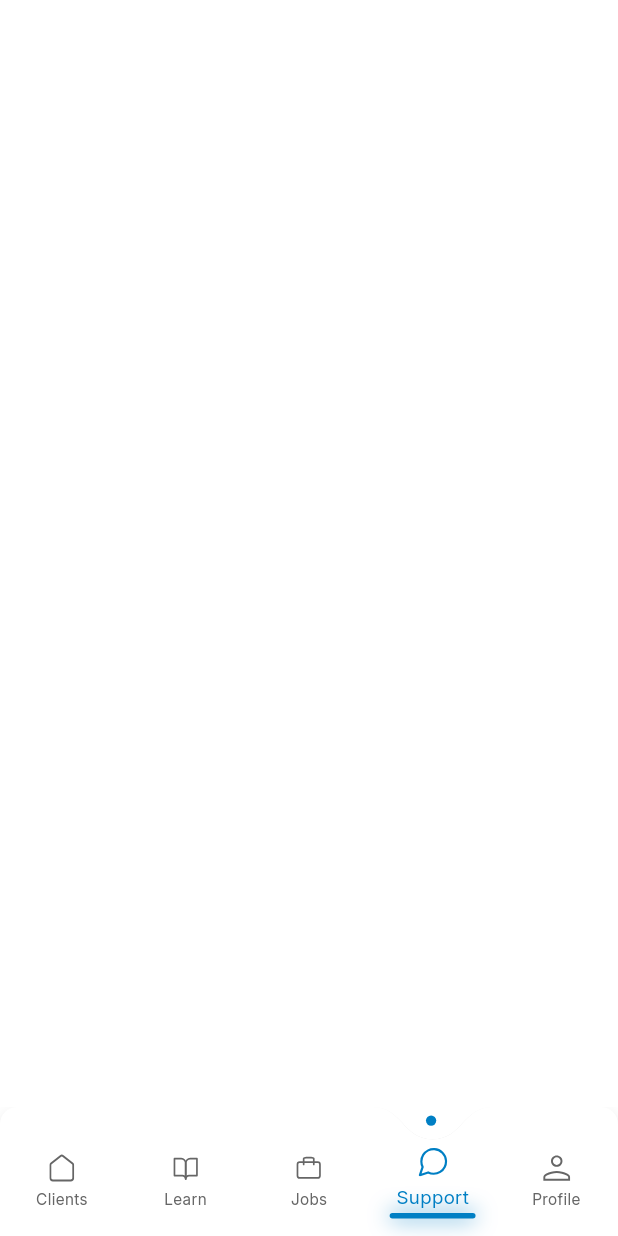
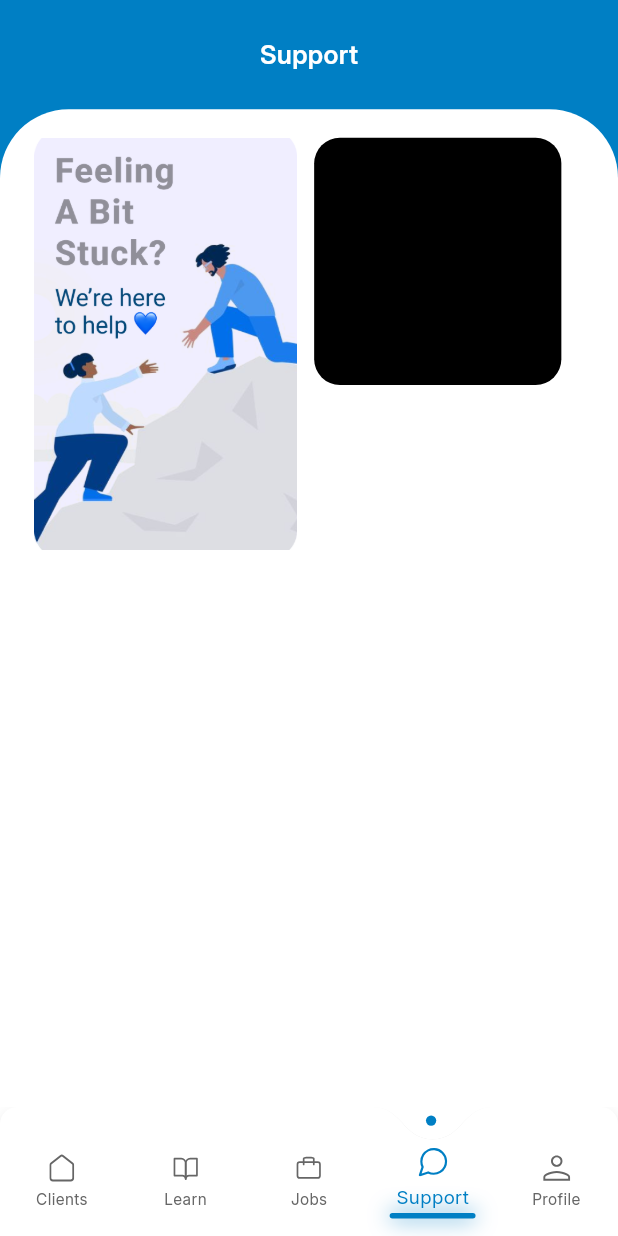
Before and after one commit to NITIN9694/Chat-App, a Flutter app: the screen it shows after launch, item 4 of the bottom bar chosen, on a phone screen of 412 x 824 dp. Run offline on Flutter 3.47's test engine with Material 3 defaults, Android fonts, the phone set to English and light mode, and no system bars; drawn by our look-alikes of flutter_zoom_drawer; our stand-ins replace another_flushbar, bloc, device_preview, dio, flutter_bloc, flutter_screenutil and 6 more; missing offline and left inert: gif; project files that could hold a hidden picture were left out.

Commit message:
working-on-support

```diff
--- a/lib/infrastructure/routes/app_pages.dart
+++ b/lib/infrastructure/routes/app_pages.dart
@@ -1,4 +1,3 @@
-
 abstract class AppRoutes {
   static const splash = '/splash';
   static const login = '/login';
@@ -7,14 +6,14 @@ abstract class AppRoutes {
   static const job = '/job';
   static const calendarPage = '/calendarPage';
   static const caseManagerPageDetail = '/caseManagerPageDetail';
-  static const jobDetailPage= '/jobDetailPage';
-  static const chatDetailPage= '/chatDetailPage';
-  static const profilePage= '/profilePage';
+  static const jobDetailPage = '/jobDetailPage';
+  static const chatDetailPage = '/chatDetailPage';
+  static const profilePage = '/profilePage';
 
   //client page rout
-  static const clientMainPage= '/clientMainPage';
-  static const clientHomePage= '/clientHomePage';
-  static const clientCalendarPage= '/clientCalendarPage';
-  static const clientCourseLearn= '/clientCourseLearn';
-
+  static const clientMainPage = '/clientMainPage';
+  static const clientHomePage = '/clientHomePage';
+  static const clientCalendarPage = '/clientCalendarPage';
+  static const clientCourseLearn = '/clientCourseLearn';
+  static const clientSupportPage = '/clientSupportPage';
 }
--- a/lib/infrastructure/routes/app_routes.dart
+++ b/lib/infrastructure/routes/app_routes.dart
@@ -10,6 +10,7 @@ import 'package:endeavors/screens/case_manager/profile/presentation/pages/profil
 import 'package:endeavors/screens/client/client_calendar/presentation/pages/client_calendar_page.dart';
 import 'package:endeavors/screens/client/client_dashboard/client_home/presentation/pages/client_home_page.dart';
 import 'package:endeavors/screens/client/client_dashboard/client_learn/presentation/pages/client_course_learn_page.dart';
+import 'package:endeavors/screens/client/client_dashboard/client_support/presentation/pages/client_support_page.dart';
 import 'package:endeavors/screens/client/client_main_page/presentation/client_main_page.dart';
 import 'package:endeavors/screens/splash/pages/splash_page.dart';
 import 'package:endeavors/infrastructure/routes/animated_slidedirection.dart';
@@ -23,62 +24,44 @@ class AppPages {
         return MaterialPageRoute(builder: (_) => const SplashPage());
       case AppRoutes.login:
         return MaterialPageRoute(builder: (_) => const LoginPage());
-      case AppRoutes.caseManagerPage
-          :
-        return SlidePageRoute(
-            page: const CaseManagerPage(), direction: SlideDirection.bottomToTop);
-      case AppRoutes.main
-          :
-        return MaterialPageRoute(builder: (_) =>  MainPage());
-      case AppRoutes.job
-          :
-        return MaterialPageRoute(builder: (_) =>  JobPage());
-      case AppRoutes.calendarPage
-          :
-        return MaterialPageRoute(builder: (_) =>  CalenderPage());
-      case AppRoutes.caseManagerPageDetail
-          :
-        return SlidePageRoute(
-            page: const CaseManagerPageDetail(), direction: SlideDirection.rightToLeft);
-          // MaterialPageRoute(builder: (_) =>  CaseManagerPageDetail());
-      case AppRoutes.jobDetailPage
-          :
-        return  SlidePageRoute(
-            page: const JobDetailPage(), direction: SlideDirection.rightToLeft);
+      case AppRoutes.caseManagerPage:
+        return SlidePageRoute(page: const CaseManagerPage(), direction: SlideDirection.bottomToTop);
+      case AppRoutes.main:
+        return MaterialPageRoute(builder: (_) => MainPage());
+      case AppRoutes.job:
+        return MaterialPageRoute(builder: (_) => JobPage());
+      case AppRoutes.calendarPage:
+        return MaterialPageRoute(builder: (_) => CalenderPage());
+      case AppRoutes.caseManagerPageDetail:
+        return SlidePageRoute(page: const CaseManagerPageDetail(), direction: SlideDirection.rightToLeft);
+      // MaterialPageRoute(builder: (_) =>  CaseManagerPageDetail());
+      case AppRoutes.jobDetailPage:
+        return SlidePageRoute(page: const JobDetailPage(), direction: SlideDirection.rightToLeft);
 
-      case AppRoutes.chatDetailPage
-          :
-        return SlidePageRoute(
-            page: const ChatDetailPage(), direction: SlideDirection.rightToLeft);
-          // MaterialPageRoute(builder: (_) =>  ChatDetailPage());
-      case AppRoutes.profilePage
-          :
+      case AppRoutes.chatDetailPage:
+        return SlidePageRoute(page: const ChatDetailPage(), direction: SlideDirection.rightToLeft);
+      // MaterialPageRoute(builder: (_) =>  ChatDetailPage());
+      case AppRoutes.profilePage:
         // return MaterialPageRoute(builder: (_) =>  ProfilePage());
-        return SlidePageRoute(page: ProfilePage(),direction: SlideDirection.rightToLeft);
+        return SlidePageRoute(page: ProfilePage(), direction: SlideDirection.rightToLeft);
 
-    //Client Page Route
-      case AppRoutes.clientMainPage
-          :
-        return MaterialPageRoute(builder: (_) =>  ClientMainPage());
-      case AppRoutes.clientHomePage
-          :
-        return SlidePageRoute(page: ClientHomePage(),direction: SlideDirection.rightToLeft);
-      case AppRoutes.clientCalendarPage
-          :
-        return SlidePageRoute(page: ClientCalendarPage(),direction: SlideDirection.rightToLeft);
-      case AppRoutes.clientCourseLearn
-          :
-        return SlidePageRoute(page: ClientCourseLearnPage(),direction: SlideDirection.rightToLeft);
+      //Client Page Route
+      case AppRoutes.clientMainPage:
+        return MaterialPageRoute(builder: (_) => ClientMainPage());
+      case AppRoutes.clientHomePage:
+        return SlidePageRoute(page: ClientHomePage(), direction: SlideDirection.rightToLeft);
+      case AppRoutes.clientCalendarPage:
+        return SlidePageRoute(page: ClientCalendarPage(), direction: SlideDirection.rightToLeft);
+      case AppRoutes.clientCourseLearn:
+        return SlidePageRoute(page: ClientCourseLearnPage(), direction: SlideDirection.rightToLeft);
+      case AppRoutes.clientSupportPage:
+        return SlidePageRoute(page: ClientSupportPage(), direction: SlideDirection.rightToLeft);
       default:
         return MaterialPageRoute(
-          builder: (_) =>
-              Scaffold(
-                body: Center(
-                    child: Text('No route defined for ${settings.name}')),
-              ),
+          builder: (_) => Scaffold(
+            body: Center(child: Text('No route defined for ${settings.name}')),
+          ),
         );
     }
   }
-
-
 }
--- a/lib/screens/client/client_dashboard/client_learn/presentation/pages/client_course_learn_page.dart
+++ b/lib/screens/client/client_dashboard/client_learn/presentation/pages/client_course_learn_page.dart
@@ -76,7 +76,7 @@ class _ClientCourseLearnPageState extends State<ClientCourseLearnPage> with Tick
               Center(
                   child: Text(
                 "Learn",
-                style: regularTextStyle(fontSize: dimen15.sp, color: AppColors.colWhite),
+                style: semiBoldTextStyle(fontSize: dimen15.sp, color: AppColors.colWhite),
               )),
               SizedBox(
                 height: 20.h,
--- /dev/null
+++ b/lib/screens/client/client_dashboard/client_support/presentation/pages/client_support_page.dart
@@ -0,0 +1,103 @@
+import 'package:endeavors/gen/assets.gen.dart';
+import 'package:endeavors/styles/colors.dart';
+import 'package:endeavors/styles/sizes.dart';
+import 'package:endeavors/styles/styles.dart';
+import 'package:flutter/material.dart';
+import 'package:flutter_screenutil/flutter_screenutil.dart';
+import 'package:flutter_svg/svg.dart';
+
+class ClientSupportPage extends StatefulWidget {
+  const ClientSupportPage({super.key});
+
+  @override
+  State<ClientSupportPage> createState() => _ClientSupportPageState();
+}
+
+class _ClientSupportPageState extends State<ClientSupportPage> {
+  @override
+  Widget build(BuildContext context) {
+    return Scaffold(
+        backgroundColor: AppColors.col007FC4,
+        body: LayoutBuilder(builder: (context, constraints) {
+          final double constraintsHeight = constraints.maxHeight;
+          final double constraintsWidth = constraints.maxWidth;
+          return Column(
+            mainAxisAlignment: MainAxisAlignment.start,
+            crossAxisAlignment: CrossAxisAlignment.start,
+            children: [
+              SizedBox(
+                height: 20.h,
+              ),
+              Center(
+                  child: Text(
+                "Support",
+                style: semiBoldTextStyle(fontSize: dimen15.sp, color: AppColors.colWhite),
+              )),
+              SizedBox(
+                height: 20.h,
+              ),
+              Expanded(
+                child: Container(
+                  width: double.infinity,
+                  decoration: BoxDecoration(
+                    color: AppColors.colWhite,
+                    borderRadius: BorderRadius.only(
+                      topLeft: Radius.circular(40.sp),
+                      topRight: Radius.circular(40.sp),
+                    ),
+                  ),
+                  child: SingleChildScrollView(
+                    physics: BouncingScrollPhysics(),
+                    padding: EdgeInsets.symmetric(vertical: 16.h),
+                    child: Column(
+                      crossAxisAlignment: CrossAxisAlignment.start,
+                      children: [
+                        Padding(
+                          padding: EdgeInsets.symmetric(horizontal: 20.w),
+                          child: Row(
+                            mainAxisAlignment: MainAxisAlignment.start,
+                            crossAxisAlignment: CrossAxisAlignment.start,
+                            children: [
+                              Image.asset(
+                                "assets/image/support.png",
+                                height: 230.h,
+                                width: 153.w,
+                                fit: BoxFit.cover,
+                              ),
+                              SizedBox(
+                                width: 10.w,
+                              ),
+                              Padding(
+                                padding: EdgeInsets.only(right: 10.w),
+                                child: Column(
+                                  mainAxisAlignment: MainAxisAlignment.start,
+                                  crossAxisAlignment: CrossAxisAlignment.start,
+                                  children: [
+                                    Container(
+                                        width: constraintsWidth * 0.4,
+                                        height: constraintsHeight * 0.2,
+                                        decoration: BoxDecoration(
+                                            borderRadius: BorderRadius.circular(15.r), color: AppColors.colBlack),
+                                        child: Padding(
+                                          padding: EdgeInsets.symmetric(horizontal: 10.w),
+                                          child: Column(
+                                            mainAxisAlignment: MainAxisAlignment.start,
+                                            crossAxisAlignment: CrossAxisAlignment.start,
+                                          ),
+                                        )),
+                                  ],
+                                ),
+                              )
+                            ],
+                          ),
+                        )
+                      ],
+                    ),
+                  ),
+                ),
+              )
+            ],
+          );
+        }));
+  }
+}
--- a/lib/screens/client/client_main_page/presentation/client_main_page.dart
+++ b/lib/screens/client/client_main_page/presentation/client_main_page.dart
@@ -3,12 +3,14 @@ import 'package:endeavors/screens/case_manager/dash_board/case_manager/presentat
 import 'package:endeavors/screens/case_manager/main_page/presentation/widget/custom_bottom_nav_bar.dart';
 import 'package:endeavors/screens/client/client_dashboard/client_home/presentation/pages/client_home_page.dart';
 import 'package:endeavors/screens/client/client_dashboard/client_learn/presentation/pages/client_course_learn_page.dart';
+import 'package:endeavors/screens/client/client_dashboard/client_support/presentation/pages/client_support_page.dart';
 import 'package:endeavors/screens/client/client_main_page/bloc/client_main_nav.dart';
 import 'package:endeavors/screens/side_menu/side_menu.dart';
 import 'package:endeavors/styles/colors.dart';
 import 'package:flutter/material.dart';
 import 'package:flutter_bloc/flutter_bloc.dart';
 import 'package:flutter_zoom_drawer/flutter_zoom_drawer.dart';
+
 class ClientMainPage extends StatefulWidget {
   final int initialIndex;
   const ClientMainPage({super.key, this.initialIndex = 0});
@@ -17,7 +19,7 @@ class ClientMainPage extends StatefulWidget {
   State<ClientMainPage> createState() => _ClientMainPageState();
 }
 
-class _ClientMainPageState extends State<ClientMainPage>  with SingleTickerProviderStateMixin {
+class _ClientMainPageState extends State<ClientMainPage> with SingleTickerProviderStateMixin {
   late AnimationController _controller;
   late Animation<double> _animation;
   int _selectedIndex = 0;
@@ -27,7 +29,7 @@ class _ClientMainPageState extends State<ClientMainPage>  with SingleTickerProvi
     ClientHomePage(),
     ClientCourseLearnPage(),
     Container(),
-    Container(),
+    ClientSupportPage(),
     Container(),
   ];
 
@@ -86,7 +88,7 @@ class _ClientMainPageState extends State<ClientMainPage>  with SingleTickerProvi
   @override
   Widget build(BuildContext context) {
     return WillPopScope(
-      onWillPop: ()async{
+      onWillPop: () async {
         return false;
       },
       child: ZoomDrawer(
@@ -95,13 +97,11 @@ class _ClientMainPageState extends State<ClientMainPage>  with SingleTickerProvi
             setState(() {
               _selectedIndex = index;
               onTapSelectBottomBar(index);
-
             });
           }),
           mainScreen: BlocBuilder<ClientMainNav, int>(
             builder: (context, selectedIndex) {
               return Scaffold(
-
                 backgroundColor: Colors.white,
                 body: Stack(
                   children: [
--- a/lib/styles/colors.dart
+++ b/lib/styles/colors.dart
@@ -17,7 +17,7 @@ class AppColors {
   static Color colD6ECFF = Color(0xffD6ECFF);
   static Color colE8F7FF = Color(0xffE8F7FF);
   static Color col1A1C1E = Color(0xff1A1C1E);
-  static Color colE7EDFF= Color(0xffE7EDFF);
+  static Color colE7EDFF = Color(0xffE7EDFF);
   static Color colaCADBC = Color(0xffACADBC);
   static Color col1E1E = Color(0xFF1E1E1E);
   static Color colB6D = Color(0xFFB6D8F2);
@@ -39,6 +39,7 @@ class AppColors {
   static Color col4D8 = Color(0xff4D81E7);
   static Color col718E = Color(0xff718EBF);
   static Color col4D4 = Color(0xff4D4C4C);
+  static Color colF0EEF = Color(0xffF0EEFF);
 
   static Color colD6E7 = Color(0xff1D61E7);
   static Color colE2F1FA = Color(0xFFE2F1FA);
```
Also changed, not shown: assets/image/support.png (added), assets/image/support1.png (added).
